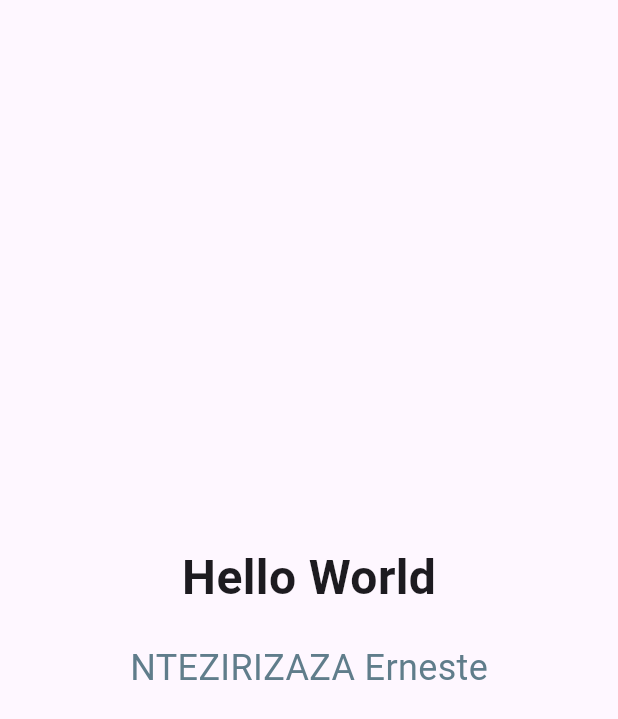
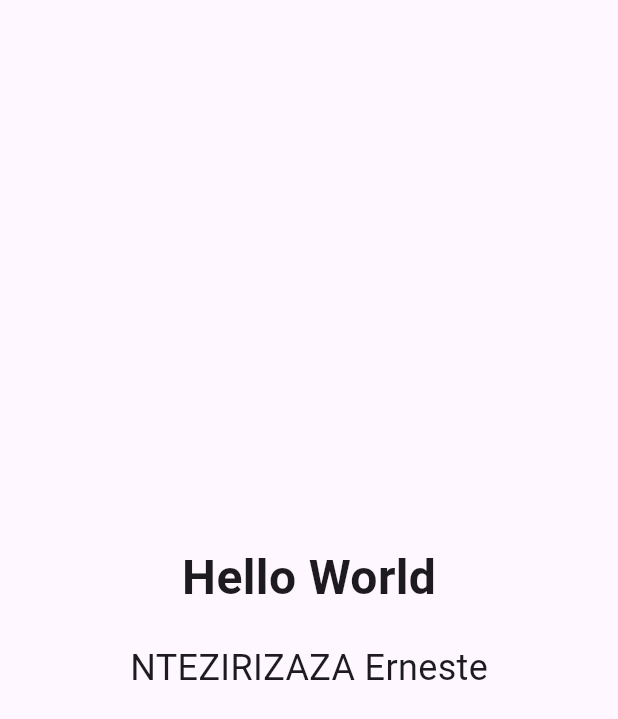
Before and after one commit to ernesteNtezirizaza/hello_world_app, a Flutter app: the screen it shows after launch, on a phone screen of 412 x 824 dp. Shown: the top 719 px of the screen. Run offline on Flutter 3.47's test engine with Material 3 defaults, Android fonts, the phone set to English and light mode, and no system bars.

Commit message:
Modified main.dart file

```diff
--- a/lib/main.dart
+++ b/lib/main.dart
@@ -10,6 +10,7 @@ class MyApp extends StatelessWidget {
   @override
   Widget build(BuildContext context) {
     return const MaterialApp(
+      debugShowCheckedModeBanner: false,
       home: Scaffold(
         body: Center(
           child: Column(
@@ -22,7 +23,7 @@ class MyApp extends StatelessWidget {
               SizedBox(height: 20),
               Text(
                 'NTEZIRIZAZA Erneste',
-                style: TextStyle(fontSize: 24, color: Colors.blueGrey),
+                style: TextStyle(fontSize: 24),
               ),
             ],
           ),
```
